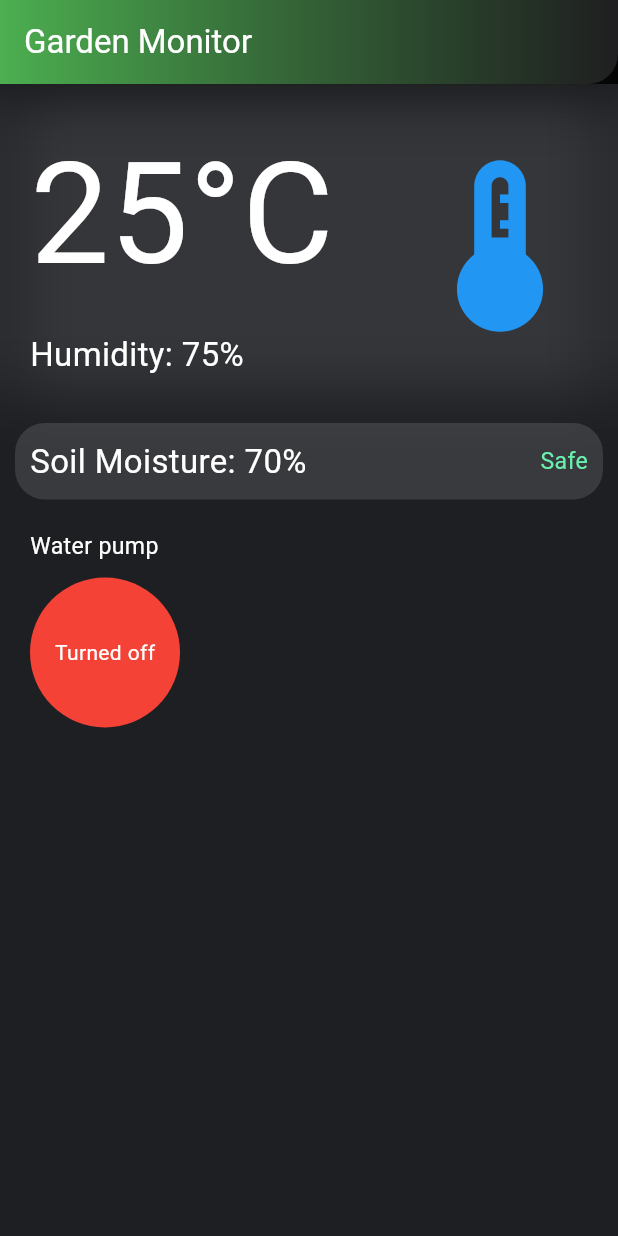
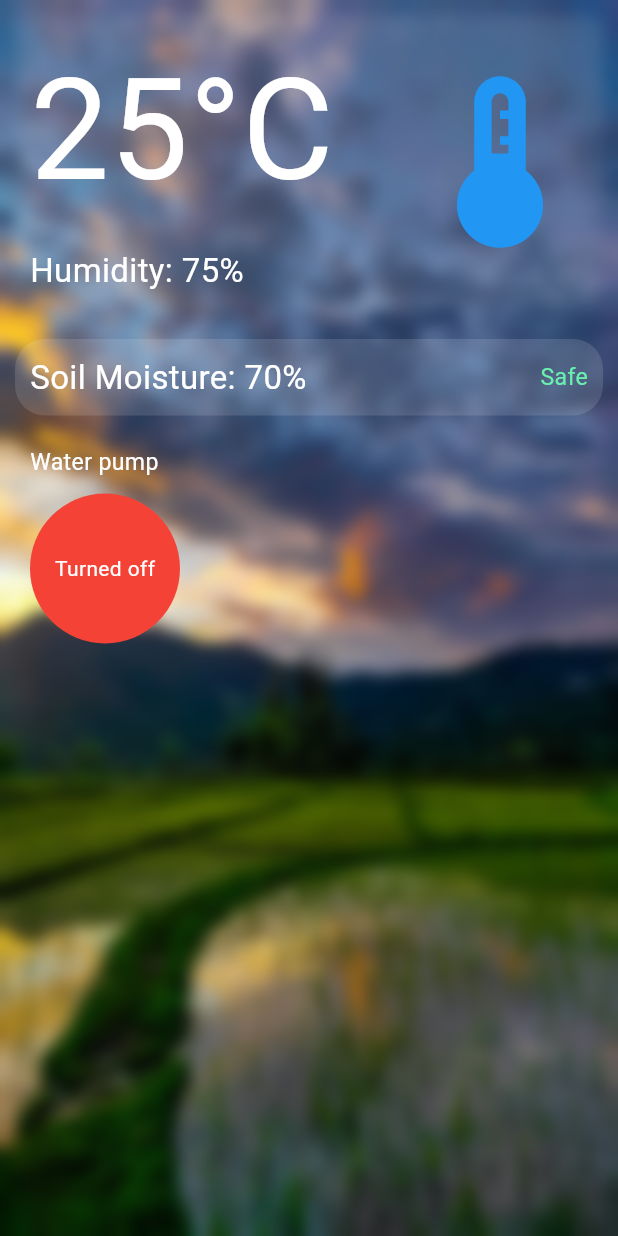
Before and after one commit to KisoththamanM/IoT_Garden-Monitor, a Flutter app: the screen it shows after launch, on a phone screen of 412 x 824 dp. Run offline on Flutter 3.47's test engine with Material 3 defaults, Android fonts, the phone set to English and light mode, and no system bars; missing offline and left inert: mqtt_client.

Commit message:
Backdround image added for flutter app.

```diff
--- a/Flutter App/Garden Monitor/garden_monitor/lib/main.dart
+++ b/Flutter App/Garden Monitor/garden_monitor/lib/main.dart
@@ -16,25 +16,19 @@ class GardenMonitor extends StatelessWidget {
   Widget build(BuildContext context) {
     double screenWidth = MediaQuery.of(context).size.width;
     return Scaffold(
-      backgroundColor: Color(0xFF1E1F22),
-      appBar: AppBar(
-        primary: true,
-        systemOverlayStyle: SystemUiOverlayStyle.dark,
-        shape: RoundedRectangleBorder(
-          borderRadius: BorderRadius.vertical(bottom: Radius.circular(20)),
+      body: Stack(
+        children: [
+          SizedBox(
+            height: double.maxFinite,
+            width: double.maxFinite,
+            child: Image(
+              image: AssetImage(
+                'assets/pexels-im_malikbasit-254414522-12554514.jpg',
               ),
-        elevation: 8,
-        scrolledUnderElevation: 8,
-        shadowColor: Colors.black54,
-        foregroundColor: Colors.white,
-        title: Text('Garden Monitor'),
-        flexibleSpace: Container(
-          decoration: BoxDecoration(
-            gradient: LinearGradient(colors: [Colors.green, Colors.black87]),
+              fit: BoxFit.fill,
             ),
           ),
-      ),
-      body: SafeArea(
+          SafeArea(
             child: SingleChildScrollView(
               child: Column(
                 mainAxisAlignment: MainAxisAlignment.start,
@@ -56,7 +50,7 @@ class GardenMonitor extends StatelessWidget {
                           width: screenWidth - 20.0,
                           height: screenWidth / 2 - 10.0,
                           child: BackdropFilter(
-                        filter: ImageFilter.blur(sigmaX: 20, sigmaY: 20),
+                            filter: ImageFilter.blur(sigmaX: 5, sigmaY: 5),
                             child: Row(
                               mainAxisAlignment: MainAxisAlignment.start,
                               crossAxisAlignment: CrossAxisAlignment.center,
@@ -174,6 +168,8 @@ class GardenMonitor extends StatelessWidget {
               ),
             ),
           ),
+        ],
+      ),
     );
   }
 }
--- a/Flutter App/Garden Monitor/garden_monitor/pubspec.yaml
+++ b/Flutter App/Garden Monitor/garden_monitor/pubspec.yaml
@@ -52,6 +52,8 @@ dev_dependencies:
 
 # The following section is specific to Flutter packages.
 flutter:
+  assets:
+    - assets/
 
   # The following line ensures that the Material Icons font is
   # included with your application, so that you can use the icons in
```
Also changed, not shown: Flutter App/Garden Monitor/garden_monitor/assets/pexels-im_malikbasit-254414522-12554514.jpg (added). Lines whose indentation alone changed are shown as unchanged.
